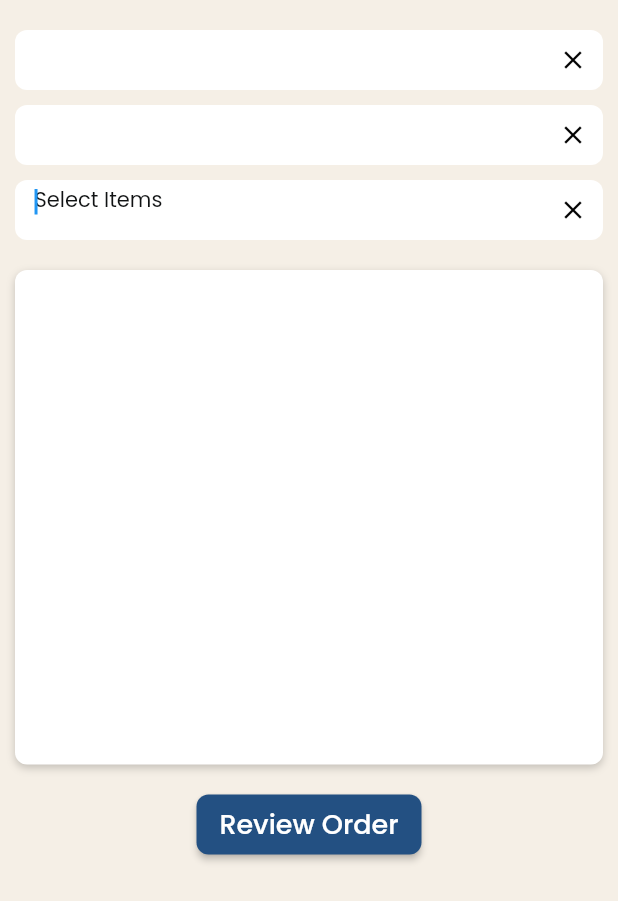
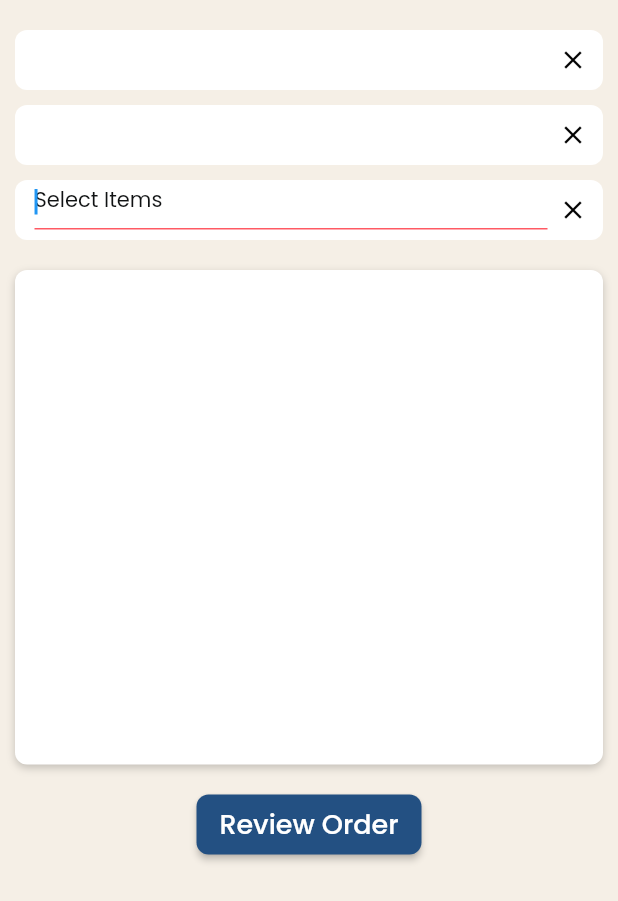
Before and after one commit to PiersoftDev/MarketPlace, a Flutter app: the ItemSelectionPageWidget screen opened by its route, on a phone screen of 412 x 824 dp. Shown: the top 901 px of the screen. Run offline on Flutter 3.47's test engine with Material 2 defaults, Android fonts, the phone set to English and light mode, and no system bars; drawn by our look-alikes of auto_size_text; our stand-ins replace built_collection, built_value, cloud_firestore, data_table_2, dropdown_button2, easy_debounce and 17 more; missing offline and left inert: algolia, json_path; accounts and stored records are empty; statements that could not run were skipped.

```diff
--- a/lib/pages/item_selection_page/item_selection_page_widget.dart
+++ b/lib/pages/item_selection_page/item_selection_page_widget.dart
@@ -234,7 +234,9 @@ class _ItemSelectionPageWidgetState extends State<ItemSelectionPageWidget> {
                                           ),
                                           focusedBorder: UnderlineInputBorder(
                                             borderSide: BorderSide(
-                                              color: Color(0x00000000),
+                                              color:
+                                                  FlutterFlowTheme.of(context)
+                                                      .alternate,
                                               width: 1.0,
                                             ),
                                             borderRadius:
```
